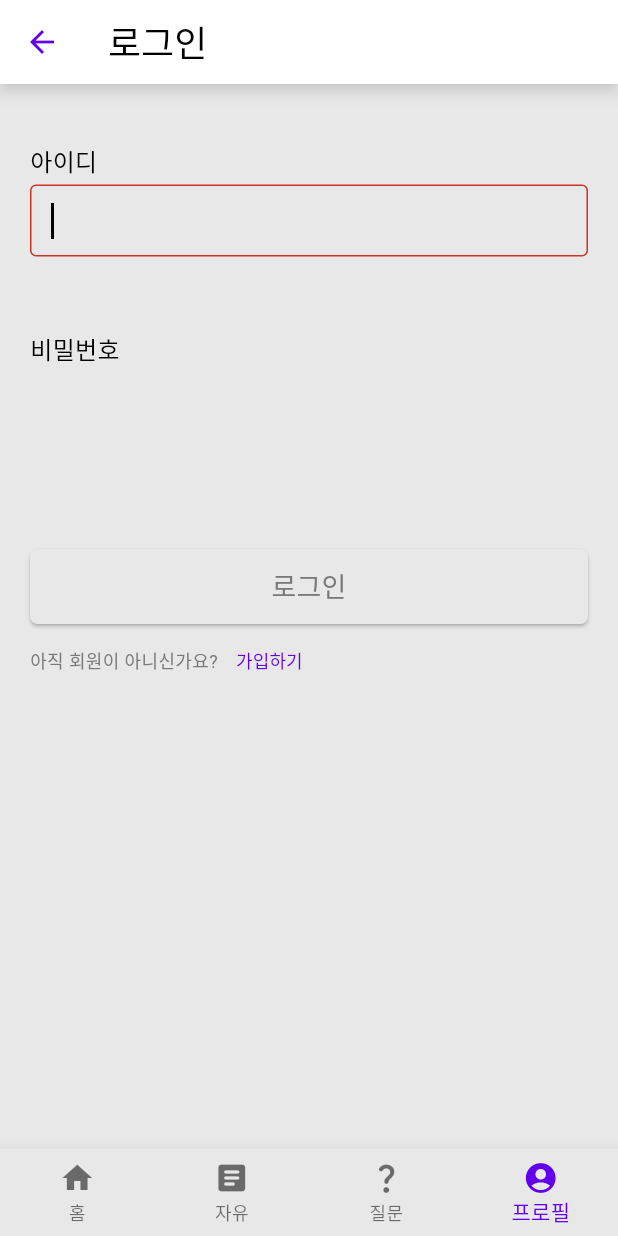
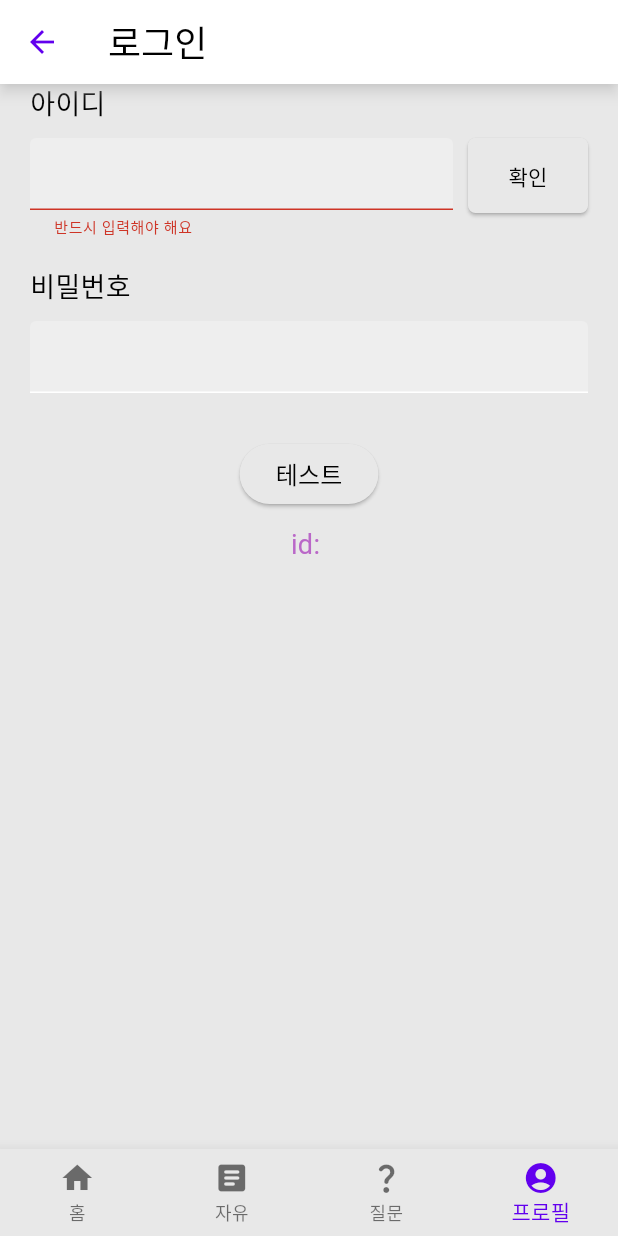
Before and after one commit to notnowme/flutter-crud, a Flutter app: the screen it shows after launch, item 4 of the bottom bar chosen, after a tap on "로그인 페이지", on a phone screen of 412 x 824 dp. Run offline on Flutter 3.47's test engine with Material 3 defaults, Android fonts, the phone set to English and light mode, and no system bars; our stand-ins replace dio, flutter_riverpod, flutter_secure_storage, go_router.

Commit message:
폼 테스트

```diff
--- /dev/null
+++ b/lib/screens/profile/login_screen copy.dart
@@ -0,0 +1,191 @@
+import 'package:crud/routes.dart';
+import 'package:crud/screens/profile/join_screen.dart';
+import 'package:crud/widgets/input_field.dart';
+import 'package:flutter/material.dart';
+import 'package:flutter_riverpod/flutter_riverpod.dart';
+
+class LoginScreen extends ConsumerStatefulWidget {
+  const LoginScreen({super.key});
+
+  static const String routeName = 'login';
+  static const String routePath = 'login';
+
+  @override
+  ConsumerState<LoginScreen> createState() => _LoginScreenState();
+}
+
+class _LoginScreenState extends ConsumerState<LoginScreen> {
+  final TextEditingController idTextController = TextEditingController();
+  final TextEditingController passwordTextController = TextEditingController();
+  final _idFormKey = GlobalKey<FormState>();
+  final _passwordFormKey = GlobalKey<FormState>();
+  String idMsg = '아이디를 입력해 주세요', pwMsg = '비밀번호를 입력해 주세요';
+  bool idCheck = false, pwCheck = false;
+
+  String _handleIdReg(String id) {
+    RegExp regex = RegExp(r'^[a-zA-Z0-9_\.]+$');
+    if (!regex.hasMatch(id)) {
+      return '입력할 수 없는 문자가 있어요';
+    }
+    if (id.length < 4) {
+      return '4글자 이상 입력해야해요';
+    }
+    if (id.length > 20) {
+      return '20글자까지 입력할 수 있어요';
+    }
+    return '';
+  }
+
+  String _handlePwReg(String pw) {
+    if (pw.length < 7) {
+      return '7글자 이상 입력해야해요';
+    }
+    RegExp regex = RegExp(r'^[a-zA-Z0-9!@#$%^*+=-]+$');
+    if (!regex.hasMatch(pw)) {
+      return '입력할 수 없는 문자가 있어요';
+    }
+    return '';
+  }
+
+  @override
+  Widget build(BuildContext context) {
+    final route = ref.watch(routesProvider);
+    return Scaffold(
+        appBar: AppBar(
+          title: Text(
+            '로그인',
+            style: TextStyle(
+              color: Theme.of(context).colorScheme.primary,
+              fontSize: Theme.of(context).textTheme.titleLarge?.fontSize,
+            ),
+          ),
+          surfaceTintColor: Theme.of(context).colorScheme.background,
+          backgroundColor: Theme.of(context).colorScheme.background,
+          iconTheme: IconThemeData(
+            color: Theme.of(context).colorScheme.onPrimary,
+          ),
+          shadowColor: Colors.grey[50],
+          elevation: 3.5,
+        ),
+        body: Padding(
+          padding: const EdgeInsets.symmetric(
+            horizontal: 20,
+          ),
+          child: Column(
+            children: [
+              const SizedBox(
+                height: 40,
+              ),
+              Column(
+                children: [
+                  Form(
+                    key: _idFormKey,
+                    child: Column(
+                      crossAxisAlignment: CrossAxisAlignment.start,
+                      children: [
+                        InputFieldWidget(
+                          cat: '아이디',
+                          controller: idTextController,
+                          isAutoFocus: true,
+                          isPassword: false,
+                          isError: idCheck,
+                          validFunction: _handleIdReg,
+                        ),
+                        const SizedBox(
+                          height: 4,
+                        ),
+                      ],
+                    ),
+                  ),
+                  const SizedBox(
+                    height: 20,
+                  ),
+                  Form(
+                    key: _passwordFormKey,
+                    child: Column(
+                      crossAxisAlignment: CrossAxisAlignment.start,
+                      children: [
+                        InputFieldWidget(
+                          cat: '비밀번호',
+                          controller: passwordTextController,
+                          isAutoFocus: false,
+                          isPassword: true,
+                          isError: pwCheck,
+                          validFunction: _handlePwReg,
+                        ),
+                        const SizedBox(
+                          height: 4,
+                        ),
+                      ],
+                    ),
+                  ),
+                  const SizedBox(
+                    height: 40,
+                  ),
+                  SizedBox(
+                    width: double.infinity,
+                    height: 50,
+                    child: ElevatedButton(
+                      onPressed: () {
+                        final idCheck = _idFormKey.currentState!.validate();
+                        final pwCheck =
+                            _passwordFormKey.currentState!.validate();
+                        if (idCheck && pwCheck) {
+                          print('go login');
+                        }
+                      },
+                      style: ElevatedButton.styleFrom(
+                        backgroundColor: idCheck && pwCheck
+                            ? Theme.of(context).colorScheme.onPrimary
+                            : Theme.of(context).colorScheme.surface,
+                        shape: RoundedRectangleBorder(
+                          borderRadius: BorderRadius.circular(5),
+                        ),
+                      ),
+                      child: Text(
+                        '로그인',
+                        style: TextStyle(
+                          fontSize: Theme.of(context)
+                              .textTheme
+                              .displayLarge
+                              ?.fontSize,
+                          color: idCheck && pwCheck
+                              ? Theme.of(context).colorScheme.background
+                              : Theme.of(context).colorScheme.secondary,
+                        ),
+                      ),
+                    ),
+                  ),
+                  Row(
+                    children: [
+                      Text(
+                        '아직 회원이 아니신가요?',
+                        style: TextStyle(
+                          fontSize:
+                              Theme.of(context).textTheme.bodyMedium?.fontSize,
+                          color: Theme.of(context).colorScheme.secondary,
+                        ),
+                      ),
+                      TextButton(
+                          onPressed: () {
+                            route.pushNamed(JoinScreen.routeName);
+                          },
+                          child: Text(
+                            '가입하기',
+                            style: TextStyle(
+                              fontSize: Theme.of(context)
+                                  .textTheme
+                                  .bodyMedium
+                                  ?.fontSize,
+                              color: Theme.of(context).colorScheme.onPrimary,
+                            ),
+                          ))
+                    ],
+                  )
+                ],
+              ),
+            ],
+          ),
+        ));
+  }
+}
--- a/lib/screens/profile/login_screen.dart
+++ b/lib/screens/profile/login_screen.dart
@@ -1,6 +1,7 @@
 import 'package:crud/routes.dart';
 import 'package:crud/screens/profile/join_screen.dart';
 import 'package:crud/widgets/input_field.dart';
+import 'package:crud/widgets/render_textField.dart';
 import 'package:flutter/material.dart';
 import 'package:flutter_riverpod/flutter_riverpod.dart';
 
@@ -17,7 +18,7 @@ class LoginScreen extends ConsumerStatefulWidget {
 class _LoginScreenState extends ConsumerState<LoginScreen> {
   final TextEditingController idTextController = TextEditingController();
   final TextEditingController passwordTextController = TextEditingController();
-  final _idFormKey = GlobalKey<FormState>();
+  final formKey = GlobalKey<FormState>();
   final _passwordFormKey = GlobalKey<FormState>();
   String idMsg = '아이디를 입력해 주세요', pwMsg = '비밀번호를 입력해 주세요';
   bool idCheck = false, pwCheck = false;
@@ -47,6 +48,32 @@ class _LoginScreenState extends ConsumerState<LoginScreen> {
     return '';
   }
 
+  renderButton() {
+    return ElevatedButton(
+      onPressed: () async {
+        if (formKey.currentState!.validate()) {
+          debugPrint('aaaaaa');
+          formKey.currentState!.save();
+        }
+      },
+      child: const Text(
+        '테스트',
+        style: TextStyle(color: Colors.black, fontSize: 16),
+      ),
+    );
+  }
+
+  renderValues() {
+    return Column(
+      children: [
+        Text('id: $id',
+            style: TextStyle(color: Colors.purple[300], fontSize: 18))
+      ],
+    );
+  }
+
+  String id = '';
+
   @override
   Widget build(BuildContext context) {
     final route = ref.watch(routesProvider);
@@ -73,119 +100,73 @@ class _LoginScreenState extends ConsumerState<LoginScreen> {
         ),
         child: Column(
           children: [
-              const SizedBox(
-                height: 40,
+            Form(
+              key: formKey,
+              child: Column(
+                children: [
+                  Row(
+                    mainAxisAlignment: MainAxisAlignment.spaceBetween,
+                    children: [
+                      Flexible(
+                        child: SizedBox(
+                          width: double.infinity,
+                          child: RenderTextField(
+                            label: '아이디',
+                            onSaved: (value) {
+                              setState(() {
+                                id = value;
+                              });
+                            },
+                            validator: (value) {
+                              if(value.length < 1) return '반드시 입력해야 해요';
+                              if(value.length < 4) return '4글자 이상 입력해야 해요';
+                              return null;
+                            },
                           ),
-              Column(
-                children: [
-                  Form(
-                    key: _idFormKey,
-                    child: Column(
-                      crossAxisAlignment: CrossAxisAlignment.start,
-                      children: [
-                        InputFieldWidget(
-                          cat: '아이디',
-                          controller: idTextController,
-                          isAutoFocus: true,
-                          isPassword: false,
-                          isError: idCheck,
-                          validFunction: _handleIdReg,
                         ),
-                        const SizedBox(
-                          height: 4,
+                      ),
+                      const SizedBox(width: 10,),
+                      SizedBox(
+                        width: 80,
+                        height: 50,
+                        child: ElevatedButton(
+                          onPressed: () {},
+                        style: ElevatedButton.styleFrom(
+                          shape: RoundedRectangleBorder(
+                            borderRadius: BorderRadius.circular(5),
+                          )
+                        ),
+                          child: const Text('확인',
+                          style: TextStyle(
+                            fontSize: 14,
+                            color: Colors.black
+                          ),
+                        ),
+                        ),
+                      ),
+                    ],
+                  ),
+                  RenderTextField(
+                    label: '비밀번호',
+                    onSaved: (value) {},
+                    validator: (value) {
+                      return null;
+                    },
                   ),
                 ],
               ),
             ),
             const SizedBox(
-                    height: 20,
+              height: 10,
             ),
-                  Form(
-                    key: _passwordFormKey,
-                    child: Column(
-                      crossAxisAlignment: CrossAxisAlignment.start,
-                      children: [
-                        InputFieldWidget(
-                          cat: '비밀번호',
-                          controller: passwordTextController,
-                          isAutoFocus: false,
-                          isPassword: true,
-                          isError: pwCheck,
-                          validFunction: _handlePwReg,
+            renderButton(),
+            const SizedBox(
+              height: 10,
             ),
-                        const SizedBox(
-                          height: 4,
-                        ),
+            renderValues(),
           ],
         ),
       ),
-                  const SizedBox(
-                    height: 40,
-                  ),
-                  SizedBox(
-                    width: double.infinity,
-                    height: 50,
-                    child: ElevatedButton(
-                      onPressed: () {
-                        final idCheck = _idFormKey.currentState!.validate();
-                        final pwCheck =
-                            _passwordFormKey.currentState!.validate();
-                        if (idCheck && pwCheck) {
-                          print('go login');
-                        }
-                      },
-                      style: ElevatedButton.styleFrom(
-                        backgroundColor: idCheck && pwCheck
-                            ? Theme.of(context).colorScheme.onPrimary
-                            : Theme.of(context).colorScheme.surface,
-                        shape: RoundedRectangleBorder(
-                          borderRadius: BorderRadius.circular(5),
-                        ),
-                      ),
-                      child: Text(
-                        '로그인',
-                        style: TextStyle(
-                          fontSize: Theme.of(context)
-                              .textTheme
-                              .displayLarge
-                              ?.fontSize,
-                          color: idCheck && pwCheck
-                              ? Theme.of(context).colorScheme.background
-                              : Theme.of(context).colorScheme.secondary,
-                        ),
-                      ),
-                    ),
-                  ),
-                  Row(
-                    children: [
-                      Text(
-                        '아직 회원이 아니신가요?',
-                        style: TextStyle(
-                          fontSize:
-                              Theme.of(context).textTheme.bodyMedium?.fontSize,
-                          color: Theme.of(context).colorScheme.secondary,
-                        ),
-                      ),
-                      TextButton(
-                          onPressed: () {
-                            route.pushNamed(JoinScreen.routeName);
-                          },
-                          child: Text(
-                            '가입하기',
-                            style: TextStyle(
-                              fontSize: Theme.of(context)
-                                  .textTheme
-                                  .bodyMedium
-                                  ?.fontSize,
-                              color: Theme.of(context).colorScheme.onPrimary,
-                            ),
-                          ))
-                    ],
-                  )
-                ],
-              ),
-            ],
-          ),
-        ));
+    );
   }
 }
--- /dev/null
+++ b/lib/widgets/render_textField.dart
@@ -0,0 +1,44 @@
+import 'package:flutter/material.dart';
+
+class RenderTextField extends StatelessWidget {
+  const RenderTextField({
+    super.key,
+    required this.label,
+    required this.onSaved,
+    required this.validator,
+  });
+
+  final String label;
+  final FormFieldSetter onSaved;
+  final FormFieldValidator validator;
+
+  @override
+  Widget build(BuildContext context) {
+    return Column(
+      children: [
+        Row(
+          children: [
+            Text(
+              label,
+              style: TextStyle(
+                fontSize: Theme.of(context).textTheme.displayLarge?.fontSize,
+                color: Theme.of(context).colorScheme.primary,
+              ),
+            ),
+          ],
+        ),
+        const SizedBox(height: 10,),
+        TextFormField(
+          onSaved: onSaved,
+          validator: validator,
+          autovalidateMode: AutovalidateMode.always,
+          decoration: InputDecoration(
+            filled: true,
+            fillColor: Colors.grey[200],
+          ),
+        ),
+        const SizedBox(height: 20,),
+      ],
+    );
+  }
+}
```
Lines whose indentation alone changed are shown as unchanged.
